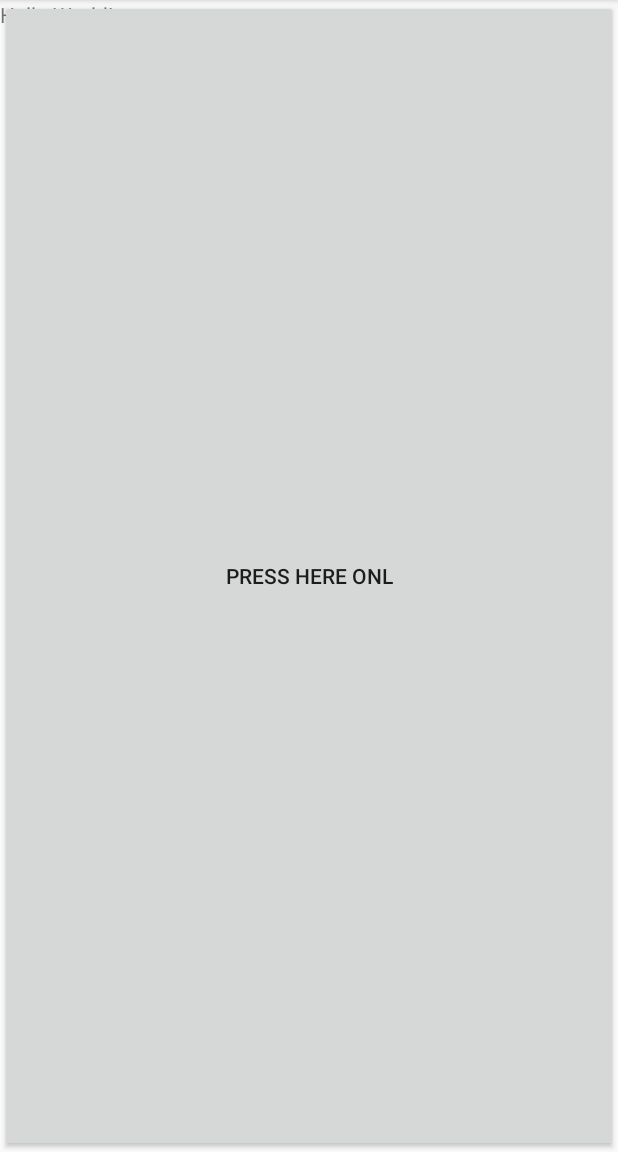
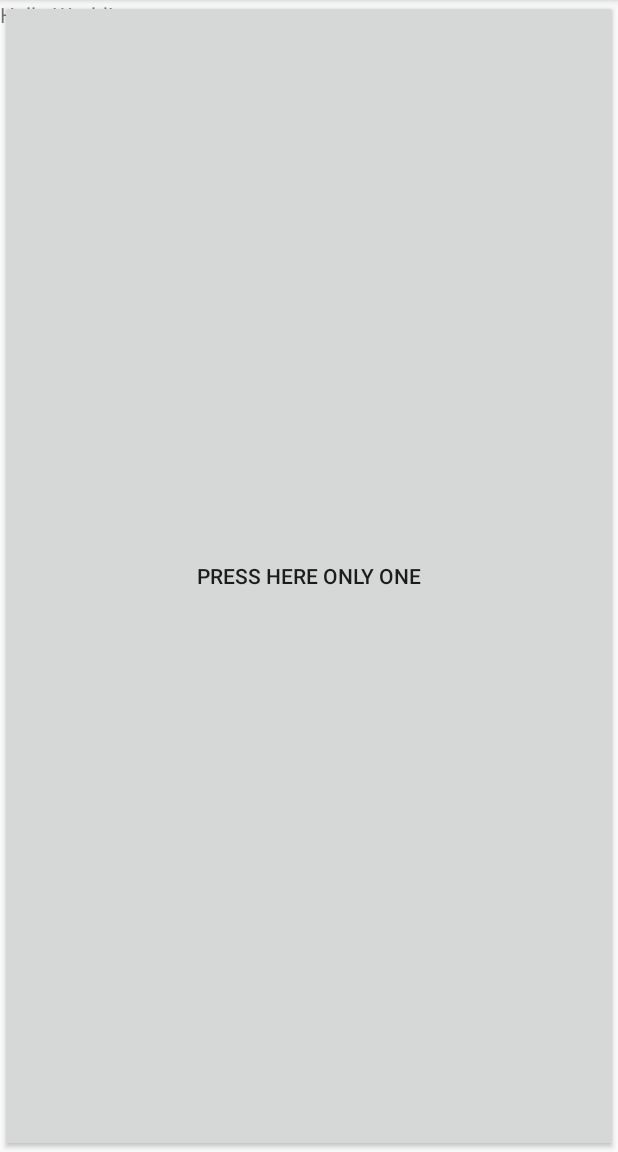
Before and after one commit to abhijit-296/MyApplication, an Android app: the screen it shows after launch (MainActivity), on a phone screen of 412 x 824 dp, the part 84-1236 px from its top. Run offline under Robolectric (Android 15) with nearby library versions, the phone set to English and light mode, and no system bars.

Commit message:
third change

```diff
--- a/app/src/main/res/layout/activity_main.xml
+++ b/app/src/main/res/layout/activity_main.xml
@@ -13,7 +13,7 @@
         android:text="Hello World!"
          />
     <Button
-        android:text="Press Here onl"
+        android:text="Press Here only one"
         android:layout_width="match_parent"
         android:layout_height="match_parent" />
 
```
